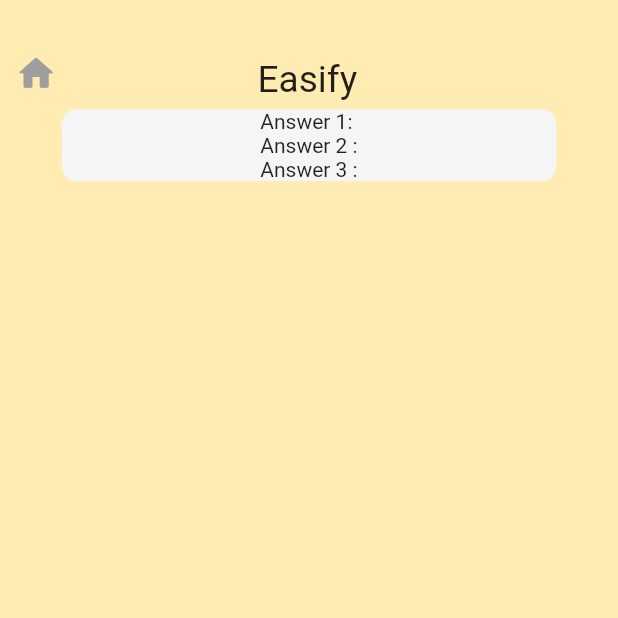
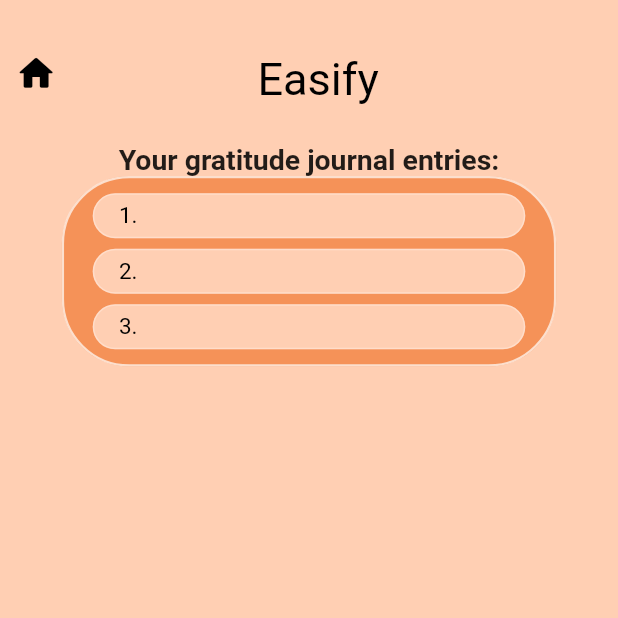
Before and after one commit to danibudo/Easify, a Flutter app: the GratitudeMainScreen screen opened directly, after a tap on "Done", on a phone screen of 412 x 824 dp, the top half of it. Run offline on Flutter 3.47's test engine with Material 2 defaults, Android fonts, the phone set to English and light mode, and no system bars; our stand-ins replace cloud_firestore, firebase_auth, firebase_core, firebase_database, google_fonts; missing offline and left inert: imagebutton; accounts and stored records are empty; Roboto replaces fonts that are missing (Corbel).

Commit message:
Re-design gratitude journal entries screen

```diff
--- a/lib/screens/gratitude/gratitude_entries_screen.dart
+++ b/lib/screens/gratitude/gratitude_entries_screen.dart
@@ -26,7 +26,7 @@ class _GratitudeEntriesScreenState extends State<GratitudeEntriesScreen> {
           iconSize: size.width * 0.07,
           icon: Icon(
             Icons.home_rounded,
-            color: Colors.grey,
+            color: Colors.black,
           ),
           onPressed: () {
             while (Navigator.canPop(context)) Navigator.pop(context);
@@ -41,14 +41,15 @@ class _GratitudeEntriesScreenState extends State<GratitudeEntriesScreen> {
             "Easify",
             style: TextStyle(
               fontFamily: "Corbel",
-              fontSize: size.height * 0.03,
+              fontSize: size.height * 0.0365,
+              color: Colors.black,
             ),
           ),
         ),
       ],
     );
     return Scaffold(
-      backgroundColor: Colors.amber.shade100,
+      backgroundColor: Color(0xFFFFCFB3),
       body: Container(
         child: Column(
           children: [
@@ -57,7 +58,19 @@ class _GratitudeEntriesScreenState extends State<GratitudeEntriesScreen> {
             ),
             _header,
             Container(
-              height: size.height * 0.8,
+              margin: EdgeInsets.only(
+                top: size.height * 0.0275,
+              ),
+              child: Text(
+                "Your gratitude journal entries:",
+                style: TextStyle(
+                  fontSize: size.height * 0.023,
+                  fontWeight: FontWeight.w600,
+                ),
+              ),
+            ),
+            Container(
+              height: size.height * 0.845,
               width: size.width * 0.8,
               child: StreamBuilder(
                 stream: gratitudeJournalEntries.snapshots(),
@@ -75,24 +88,10 @@ class _GratitudeEntriesScreenState extends State<GratitudeEntriesScreen> {
                         final doc = reversedList[index];
                         return Column(
                           children: [
-                            Container(
-                              decoration: BoxDecoration(
-                                  color: Colors.grey.shade100,
-                                  borderRadius:
-                                      BorderRadius.all(Radius.circular(10))),
-                              child: Container(
-                                width: size.width,
-                                child: Column(
-                                  children: [
-                                    Text('Answer 1: ' + doc['answer1']),
-                                    Text('Answer 2 :' + doc['answer2']),
-                                    Text('Answer 3 :' + doc['answer3']),
-                                  ],
-                                ),
-                              ),
-                            ),
-                            SizedBox(
-                              height: size.height * 0.02,
+                            GratitudeEntryCard(
+                              answer1: doc['answer1'],
+                              answer2: doc['answer2'],
+                              answer3: doc['answer3'],
                             ),
                           ],
                         );
--- a/lib/screens/gratitude/gratitude_entry_card.dart
+++ b/lib/screens/gratitude/gratitude_entry_card.dart
@@ -5,17 +5,117 @@ class GratitudeEntryCard extends StatelessWidget {
   String answer1;
   String answer2;
   String answer3;
+  TextStyle reasonStyle = TextStyle(
+    color: Colors.black,
+    fontSize: 15,
+    fontWeight: FontWeight.w400,
+  );
+  Color containerColor = Color(
+    0xFFF59258,
+  );
+  Color textContainerColor = Color(
+    0xFFFFCFB3,
+  );
   @override
   Widget build(BuildContext context) {
+    final size = MediaQuery.of(context).size;
     return Container(
+      alignment: Alignment.center,
+      margin: EdgeInsets.only(
+        bottom: 15,
+      ),
+      padding: EdgeInsets.symmetric(
+        horizontal: size.width * 0.03,
+        vertical: 10,
+      ),
+      width: size.width,
       child: Column(
+        mainAxisAlignment: MainAxisAlignment.center,
         children: [
-          Text(answer1),
-          Text(answer2),
-          Text(answer3),
+          Container(
+            width: size.width * 0.7,
+            padding: EdgeInsets.symmetric(
+              horizontal: size.width * 0.04,
+              vertical: 5,
+            ),
+            decoration: BoxDecoration(
+              border: Border.all(
+                color: Colors.white.withOpacity(0.3),
+                width: 1,
+              ),
+              borderRadius: BorderRadius.circular(
+                30,
+              ),
+              color: textContainerColor,
+            ),
+            child: Text(
+              '1. ' + answer1,
+              textAlign: TextAlign.left,
+              style: reasonStyle,
+            ),
+          ),
+          SizedBox(
+            height: 7,
+          ),
+          Container(
+            width: size.width * 0.7,
+            padding: EdgeInsets.symmetric(
+              horizontal: size.width * 0.04,
+              vertical: 5,
+            ),
+            decoration: BoxDecoration(
+              borderRadius: BorderRadius.circular(
+                40,
+              ),
+              border: Border.all(
+                color: Colors.white.withOpacity(0.3),
+                width: 1,
+              ),
+              color: textContainerColor,
+            ),
+            child: Text(
+              '2. ' + answer2,
+              textAlign: TextAlign.left,
+              style: reasonStyle,
+            ),
+          ),
+          SizedBox(
+            height: 7,
+          ),
+          Container(
+            width: size.width * 0.7,
+            padding: EdgeInsets.symmetric(
+              horizontal: size.width * 0.04,
+              vertical: 5,
+            ),
+            decoration: BoxDecoration(
+              borderRadius: BorderRadius.circular(
+                40,
+              ),
+              border: Border.all(
+                color: Colors.white.withOpacity(0.3),
+                width: 1,
+              ),
+              color: textContainerColor,
+            ),
+            child: Text(
+              '3. ' + answer3,
+              textAlign: TextAlign.left,
+              style: reasonStyle,
+            ),
+          ),
         ],
       ),
-      decoration: BoxDecoration(border: Border.all(width: 2)),
+      decoration: BoxDecoration(
+        color: containerColor,
+        border: Border.all(
+          width: 1.5,
+          color: Colors.white.withOpacity(
+            0.7,
+          ),
+        ),
+        borderRadius: BorderRadius.circular(45),
+      ),
     );
   }
 }
--- a/lib/screens/gratitude/gratitude_main.dart
+++ b/lib/screens/gratitude/gratitude_main.dart
@@ -63,7 +63,7 @@ class _GratitudeMainScreenState extends State<GratitudeMainScreen> {
         IconButton(
           icon: Icon(
             CupertinoIcons.back,
-            color: Colors.grey,
+            color: Colors.black,
           ),
           onPressed: () => {
             Navigator.pop(context),
@@ -73,13 +73,14 @@ class _GratitudeMainScreenState extends State<GratitudeMainScreen> {
           "Easify",
           style: TextStyle(
             fontFamily: "Corbel",
-            fontSize: size.height * 0.03,
+            fontSize: size.height * 0.035,
+            fontWeight: FontWeight.w500,
           ),
         ),
         IconButton(
           icon: Icon(
             CupertinoIcons.list_bullet,
-            color: Colors.grey,
+            color: Colors.black,
           ),
           onPressed: () {
             Navigator.push(
@@ -142,7 +143,7 @@ class _GratitudeMainScreenState extends State<GratitudeMainScreen> {
     );
 
     return Scaffold(
-      backgroundColor: Colors.orange.shade100,
+      backgroundColor: Color(0xFFFECDAA),
       body: SingleChildScrollView(
         child: Column(
           children: [
@@ -156,7 +157,12 @@ class _GratitudeMainScreenState extends State<GratitudeMainScreen> {
               height: size.height * 0.015,
             ),
             Container(
-              child: Text('$question'),
+              child: Text(
+                '$question',
+                style: TextStyle(
+                  fontSize: size.height * 0.0225,
+                ),
+              ),
             ),
             SizedBox(
               height: size.height * 0.03,
```
